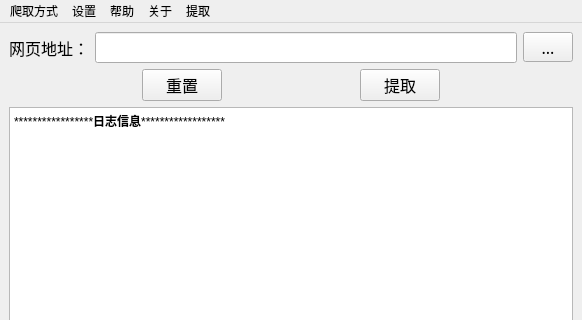
Before: the Qt Designer form MainGUI.ui in Y-Matin/NewsSpider, drawn with Qt 5; both pictures show x 0 to 582 and y 0 to 320 of the 582 by 594 pixel window.
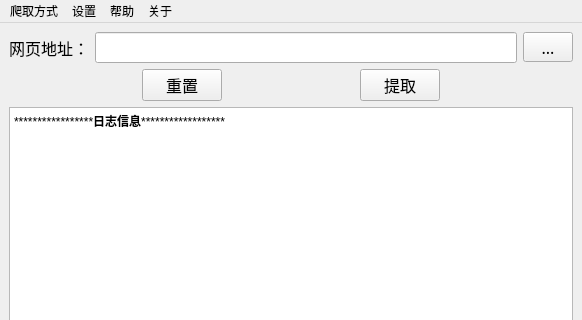
After: the same form once the commit is applied. Icons and pictures are not drawn.

Commit message: 撤销修改

Patch:
```diff
--- a/MainGUI.ui
+++ b/MainGUI.ui
@@ -202,17 +202,10 @@
     <addaction name="about"/>
     <addaction name="update"/>
    </widget>
-   <widget class="QMenu" name="menu_3">
-    <property name="title">
-     <string>提取</string>
-    </property>
-    <addaction name="action"/>
-   </widget>
    <addaction name="menusetting"/>
    <addaction name="menus"/>
    <addaction name="menu"/>
    <addaction name="menu_2"/>
-   <addaction name="menu_3"/>
   </widget>
   <widget class="QStatusBar" name="statusbar"/>
   <action name="about">
```
The commit also changes 1 other file.
